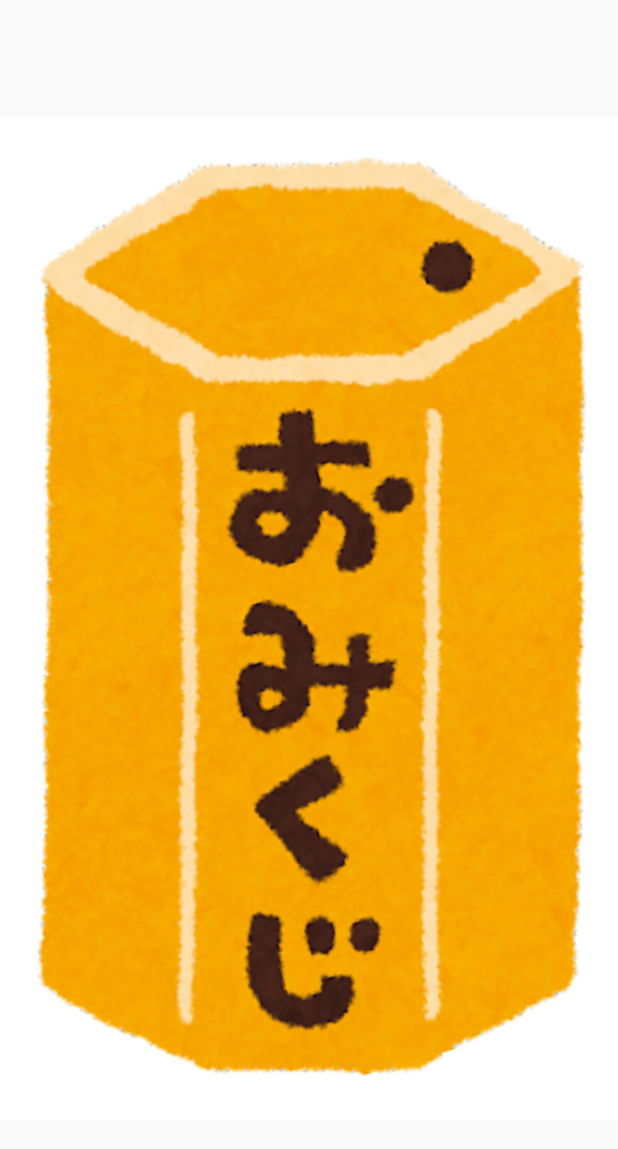
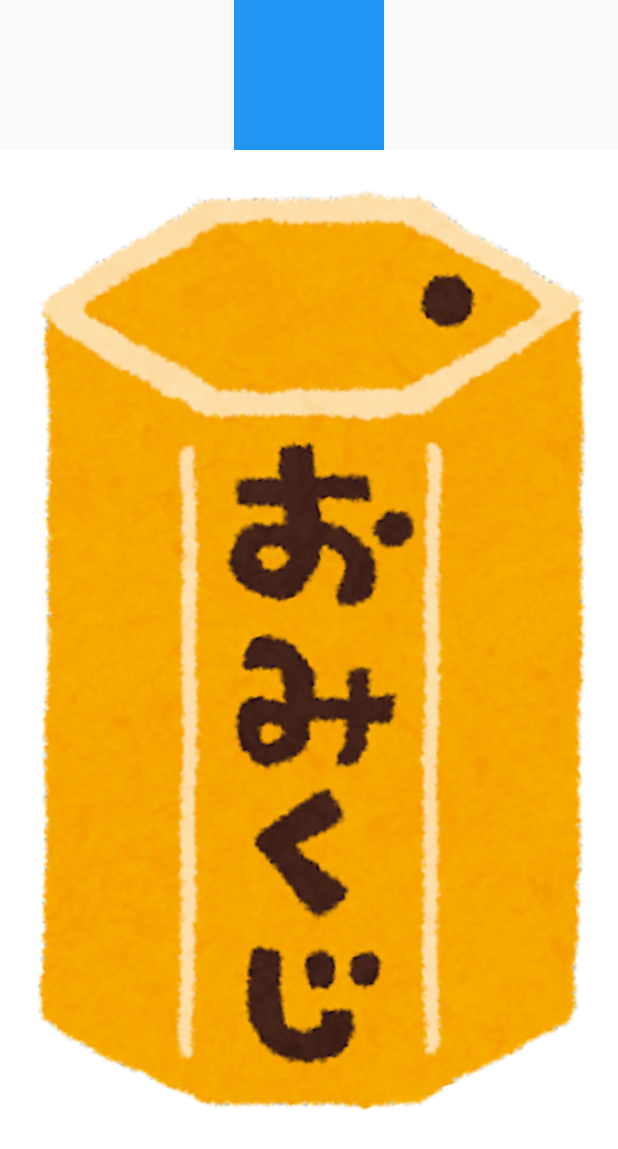
Before and after one commit to hikamac/oracle-app, a Flutter app: the screen it shows after launch, on a phone screen of 412 x 824 dp. Shown: the top 1149 px of the screen. Run offline on Flutter 3.47's test engine with Material 2 defaults, Android fonts, the phone set to English and light mode, and no system bars; our stand-ins replace sensors_plus.

Commit message:
slight edit

```diff
--- a/lib/views/home.dart
+++ b/lib/views/home.dart
@@ -6,9 +6,18 @@ class Home extends StatelessWidget {
 
   @override
   Widget build(BuildContext context) {
-    return const Scaffold(
+    return Scaffold(
       body: Center(
-        child: OracleContainer(),
+        child: Column(
+          children: [
+            Container(
+              width: 100,
+              height: 100,
+              color: Colors.blue,
+            ),
+            const OracleContainer(),
+          ],
+        ),
       ),
     );
   }
--- a/lib/views/pages/sensor_test.dart
+++ b/lib/views/pages/sensor_test.dart
@@ -11,7 +11,7 @@ class OracleContainer extends StatelessWidget {
       builder: (context, notifier, child) {
         return Transform.rotate(
           angle: notifier.angle,
-          child: Image.asset("assets/images/omijikuji2.png"),
+          child: Image.asset("assets/images/omikuji2.png"),
         );
       },
     );
```
Also changed, not shown: assets/images/omikuji2.png (renamed from assets/images/omijikuji2.png).
